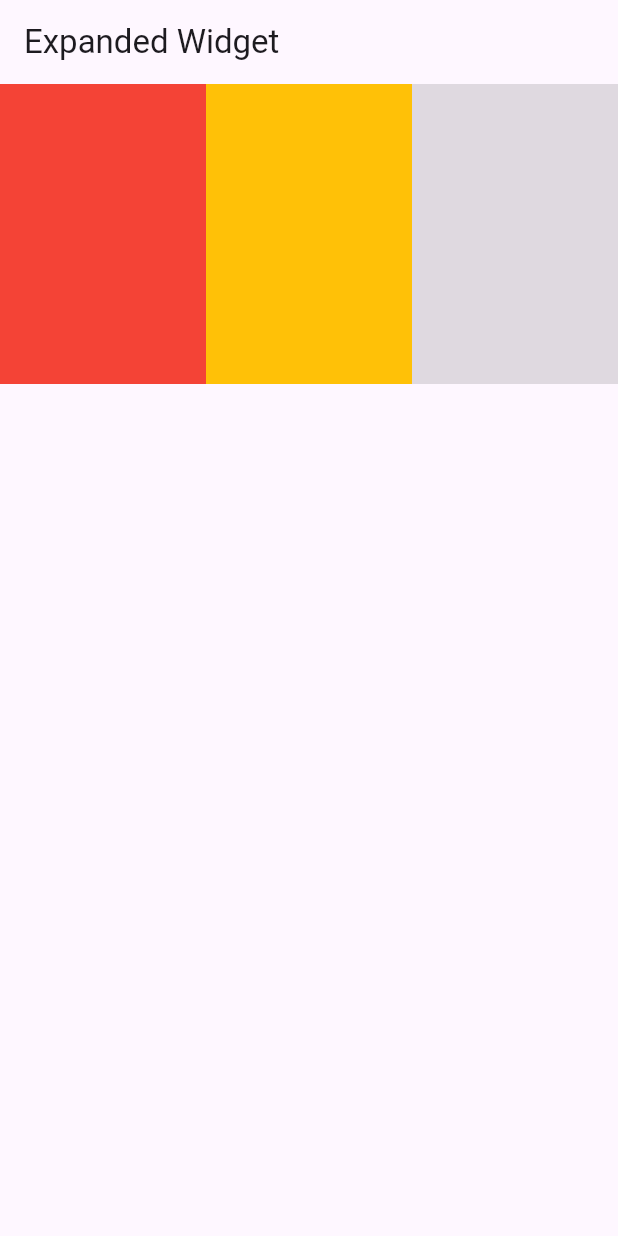
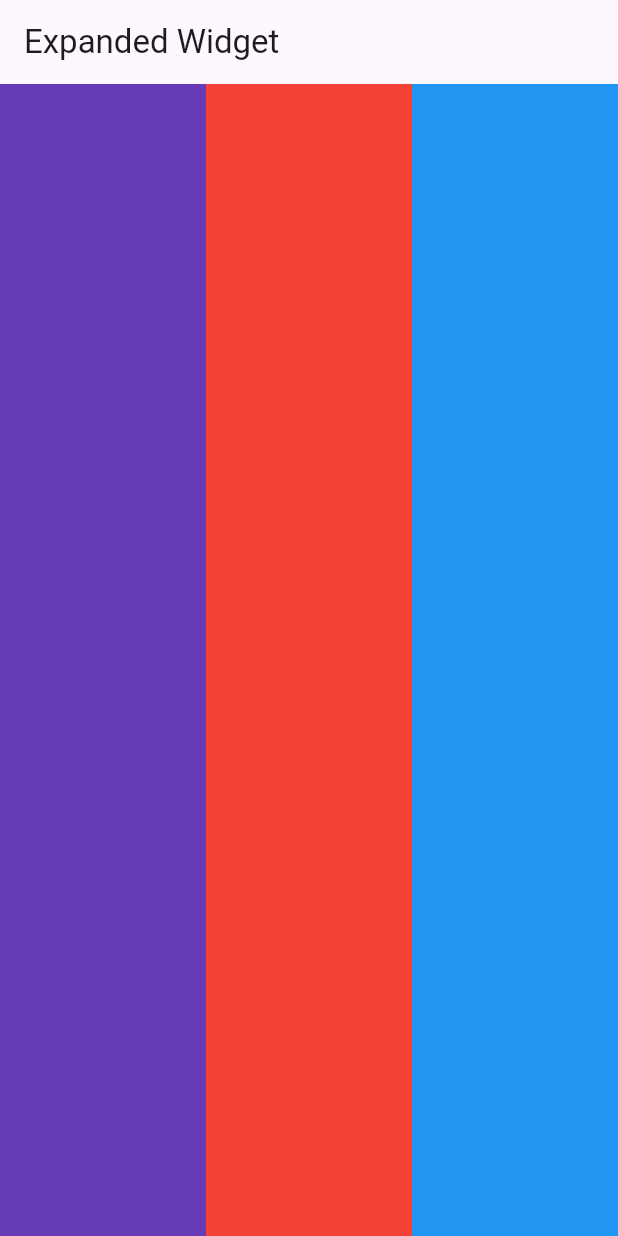
Before and after one commit to thetechracer/expanded_widget, a Flutter app: the screen it shows after launch, on a phone screen of 412 x 824 dp. Run offline on Flutter 3.47's test engine with Material 3 defaults, Android fonts, the phone set to English and light mode, and no system bars.

Commit message:
expanded widget commit

```diff
--- a/lib/main.dart
+++ b/lib/main.dart
@@ -13,16 +13,17 @@ class MyApp extends StatelessWidget {
         home: Scaffold(
       appBar: AppBar(title: const Text('Expanded Widget')),
       body: Row(children: [
-        Expanded(child: Container(color: Colors.red, height: 200)),
         Expanded(
             child: Container(
-          color: Colors.amber,
-          height: 200,
+          color: Colors.deepPurple,
+        )),
+        Expanded(
+            child: Container(
+          color: Colors.red,
         )),
         Expanded(
           child: Container(
-            color: Colors.black12,
-            height: 200,
+            color: Colors.blue,
           ),
         ),
       ]),
```
